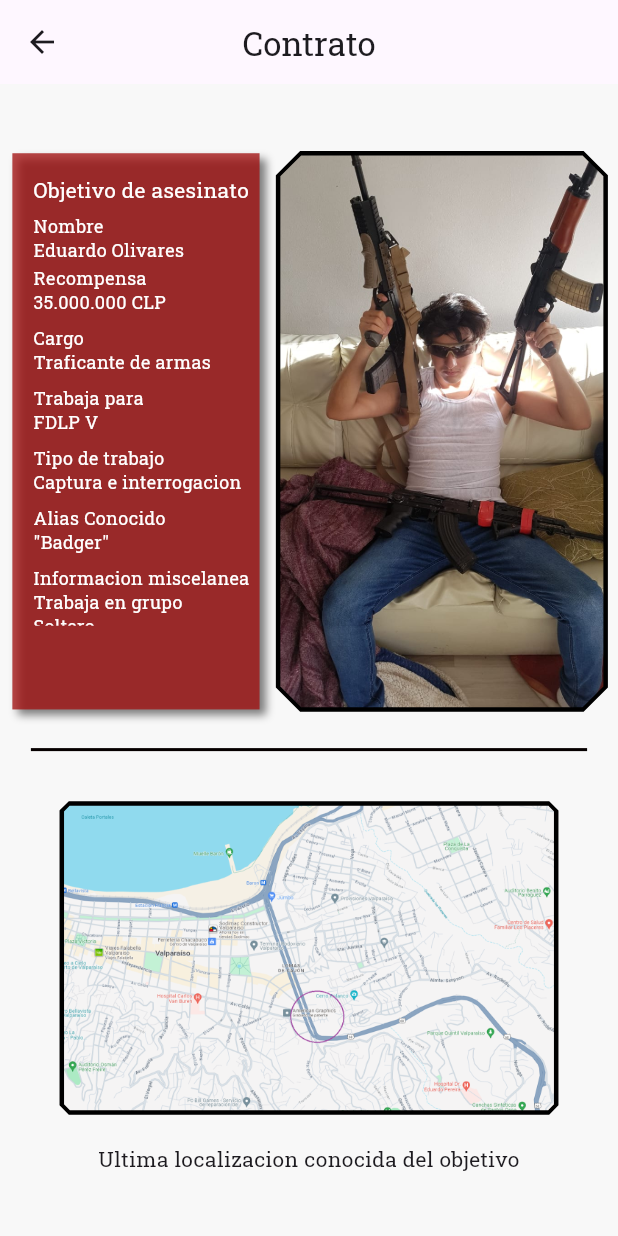
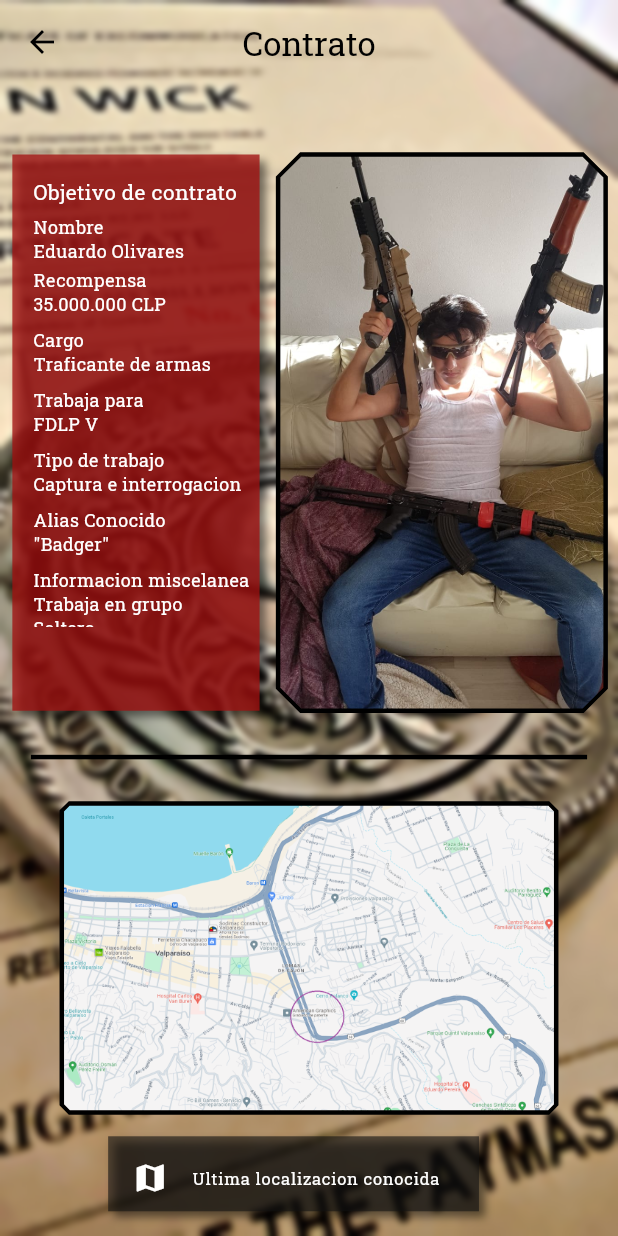
Before and after one commit to Sepelentus/CER01_Flutter_VR, a Flutter app: the ContractPage screen opened directly, on a phone screen of 412 x 824 dp. Run offline on Flutter 3.47's test engine with Material 3 defaults, Android fonts, the phone set to English and light mode, and no system bars; our stand-ins replace google_fonts.

Commit message:
Updated contract_page
- Started services_page
- Added working hotels_page starting page
- Updated contracts background

```diff
--- a/cer01_alta_mesa/lib/pages/contract_page.dart
+++ b/cer01_alta_mesa/lib/pages/contract_page.dart
@@ -1,7 +1,6 @@
 import 'dart:ui';
 
 import 'package:flutter/material.dart';
-import 'package:flutter/widgets.dart';
 import 'package:google_fonts/google_fonts.dart';
 
 class ContractPage extends StatelessWidget {
@@ -11,21 +10,49 @@ class ContractPage extends StatelessWidget {
   Widget build(BuildContext context) {
     var screenSize = MediaQuery.of(context).size;
     return Scaffold(
+      extendBodyBehindAppBar: true,
       backgroundColor: Color.fromARGB(255, 248, 248, 248),
       appBar: AppBar(
-        title: Text('Contrato', style: GoogleFonts.robotoSlab(),),
+        title: Text(
+          'Contrato',
+          style: GoogleFonts.robotoSlab(),
+        ),
         toolbarOpacity: 1,
         centerTitle: true,
+        elevation: 0,
+        foregroundColor: Colors.black,
+        backgroundColor: Colors.transparent,
       ),
       body: Container(
         child: Stack(
           children: [
+            Positioned(
+              left: 0,
+              top: 0,
+              child: Container(
+                width: screenSize.width,
+                height: screenSize.height,
+                decoration: BoxDecoration(
+                  image: DecorationImage(
+                    image: AssetImage("assets/images/Contract.jpg"),
+                    fit: BoxFit.fitHeight,
+                  ),
+                ),
+                child: BackdropFilter(
+                  filter: ImageFilter.blur(sigmaX: 2, sigmaY: 2),
+                  child: Container(
+                    decoration:
+                        BoxDecoration(color: Colors.white.withOpacity(0.0)),
+                  ),
+                ),
+              ),
+            ),
             // Foto de objetivo
             Align(
               alignment: Alignment.centerRight,
               child: Padding(
                 padding: EdgeInsets.only(
-                    bottom: screenSize.height * 0.37,
+                    bottom: screenSize.height * 0.3,
                     right: screenSize.width * 0.02),
                 child: Container(
                   width: screenSize.width * 0.53,
@@ -50,7 +77,7 @@ class ContractPage extends StatelessWidget {
               alignment: Alignment.centerLeft,
               child: Padding(
                 padding: EdgeInsets.only(
-                    bottom: screenSize.height * 0.37,
+                    bottom: screenSize.height * 0.3,
                     left: screenSize.width * 0.02),
                 child: Container(
                   width: screenSize.width * 0.4,
@@ -77,7 +104,7 @@ class ContractPage extends StatelessWidget {
                           width: 200,
                           height: 40,
                           child: Text(
-                            'Objetivo de asesinato',
+                            'Objetivo de contrato',
                             style: TextStyle(
                               color: Colors.white,
                               fontSize: 14,
@@ -210,8 +237,7 @@ class ContractPage extends StatelessWidget {
                                 fontFamily: 'Roboto Slab',
                                 fontWeight: FontWeight.w400,
                                 height: 0,
-                              overflow: TextOverflow.ellipsis
-                            ),
+                                overflow: TextOverflow.ellipsis),
                           ),
                         ),
                       ),
@@ -224,12 +250,12 @@ class ContractPage extends StatelessWidget {
             Align(
               alignment: Alignment.center,
               child: Padding(
-                  padding: EdgeInsets.only(top: screenSize.height * 0.145),
+                padding: EdgeInsets.only(top: screenSize.height * 0.225),
                 child: Container(
                   width: screenSize.width * 0.9,
                   child: Divider(
-                      color: Color.fromARGB(255, 6, 0, 0),
-                      thickness: 2,
+                    color: Color.fromARGB(255, 0, 0, 0),
+                    thickness: 3,
                   ),
                 ),
               ),
@@ -252,8 +278,7 @@ class ContractPage extends StatelessWidget {
                         side: BorderSide(
                             color: Colors.black,
                             width: 1.5,
-                            strokeAlign: BorderSide.strokeAlignCenter)
-                          ),
+                            strokeAlign: BorderSide.strokeAlignCenter)),
                   ),
                 ),
               ),
@@ -262,11 +287,41 @@ class ContractPage extends StatelessWidget {
             Align(
               alignment: Alignment.bottomCenter,
               child: Padding(
-                padding: EdgeInsets.only(bottom: screenSize.height * 0.05),
+                padding: EdgeInsets.only(
+                    right: screenSize.width * 0.05,
+                    bottom: screenSize.height * 0.02),
                 child: Container(
-                  width: screenSize.width * 0.7,
-                  child: (
-                    Text('Ultima localizacion conocida del objetivo', textAlign: TextAlign.center, style: GoogleFonts.robotoSlab(),)
+                  width: screenSize.width * 0.6,
+                  height: 50,
+                  clipBehavior: Clip.antiAlias,
+                  decoration: BoxDecoration(
+                    color: Color(0x99111111),
+                    boxShadow: [
+                      BoxShadow(
+                        color: Color(0x7F000000),
+                        blurRadius: 4,
+                        offset: Offset(4, 4),
+                        spreadRadius: 0,
+                      )
+                    ],
+                  ),
+                  child: Stack(
+                    children: [
+                      ListTile(
+                        title: Text(
+                          'Ultima localizacion conocida',
+                          style: TextStyle(
+                            color: Colors.white,
+                            fontSize: 11,
+                            fontFamily: 'Roboto Slab',
+                            fontWeight: FontWeight.w400,
+                            height: 0,
+                          ),
+                        ),
+                        leading: Icon(Icons.map),
+                        iconColor: Colors.white,
+                      )
+                    ],
                   ),
                 ),
               ),
```
Also changed, not shown: cer01_alta_mesa/lib/pages/hotels_page.dart (+14 -5 lines), cer01_alta_mesa/lib/pages/main_page.dart (+18 -5 lines), cer01_alta_mesa/lib/pages/services_page.dart (+14 -5 lines), cer01_alta_mesa/lib/widgets/menu_card.dart (+6 -1 lines), cer01_alta_mesa/assets/images/Contract.jpg. Lines whose indentation alone changed are shown as unchanged.
